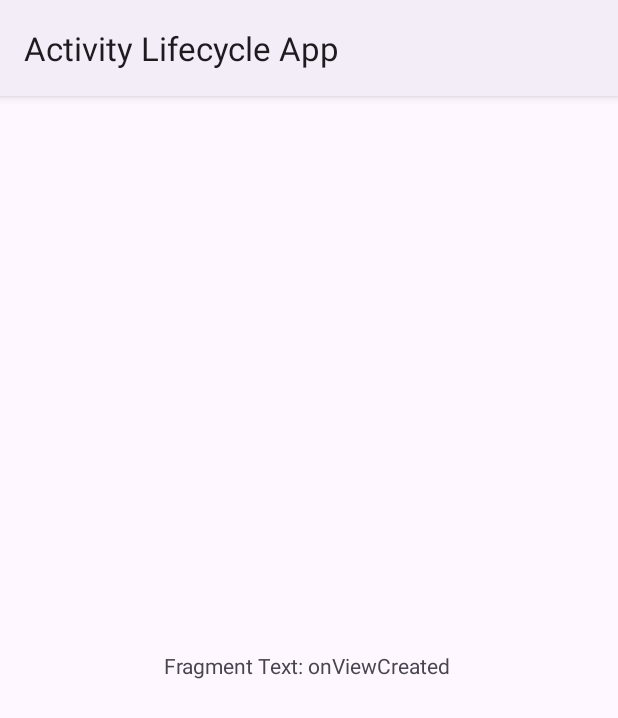
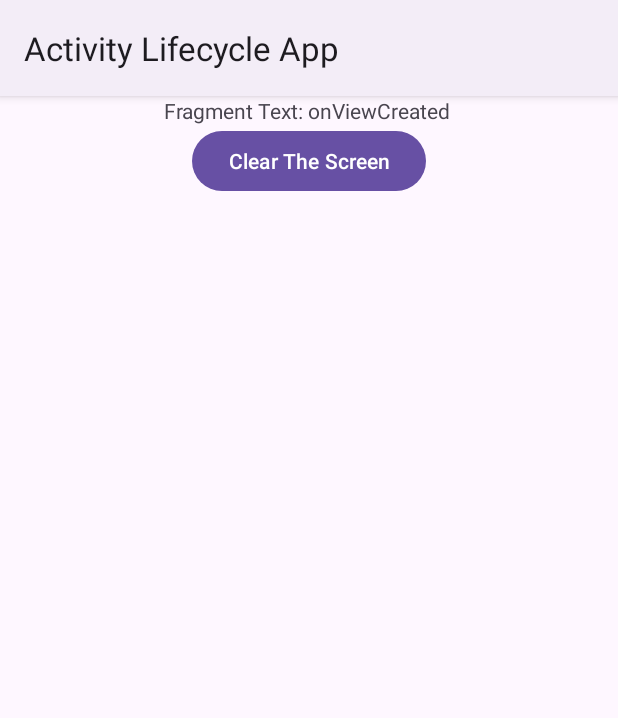
Before and after one commit to Ibrahim-Lokman/Activity_Lifecycle_App, an Android app: the fragment TestFragment shown on its own in the app's theme, on a phone screen of 412 x 824 dp. Shown: the top 718 px of the screen. Run offline under Robolectric (Android 15) with nearby library versions, the phone set to English and light mode, and no system bars; 2 statements that could not run were skipped.

```diff
--- a/app/src/main/java/com/ibrahim/activitylifecycleapp/TestFragment.kt
+++ b/app/src/main/java/com/ibrahim/activitylifecycleapp/TestFragment.kt
@@ -11,8 +11,12 @@ import com.ibrahim.activitylifecycleapp.databinding.FragmentTestBinding
 class TestFragment : Fragment() {
 
      private lateinit var binding : FragmentTestBinding
+     private var fragmentListener: TestFragmentListener? = null
 
-
+        override fun onAttach(context: Context) {
+          super.onAttach(context)
+          fragmentListener = context as TestFragmentListener
+        }
         override fun onCreate(savedInstanceState: Bundle?) {
             super.onCreate(savedInstanceState)
             binding.textViewFragmentText.text = "Fragment Text: onCreate "
@@ -29,7 +33,19 @@ class TestFragment : Fragment() {
         override fun onViewCreated(view: View, savedInstanceState: Bundle?) {
             super.onViewCreated(view, savedInstanceState)
            binding.textViewFragmentText.text = "Fragment Text: onViewCreated "
+            binding.btnClearFragment.setOnClickListener {
+                fragmentListener?.clearActivityScreen()
+            }
         }
 
+       override fun onDetach() {
+         super.onDetach()
+         fragmentListener = null
+       }
+
+
+      interface TestFragmentListener{
+        fun clearActivityScreen()
+     }
 
 }
--- a/app/src/main/res/layout/fragment_test.xml
+++ b/app/src/main/res/layout/fragment_test.xml
@@ -3,14 +3,23 @@
     android:layout_width="match_parent"
     android:layout_height="match_parent"
 
-    xmlns:tools="http://schemas.android.com/tools">
+    xmlns:tools="http://schemas.android.com/tools"
+    xmlns:app="http://schemas.android.com/apk/res-auto">
 
     <TextView
         android:id="@+id/text_view_fragment_text"
         android:layout_width="match_parent"
-        android:layout_height="match_parent"
+        android:layout_height="wrap_content"
+        app:layout_constraintTop_toTopOf="parent"
         android:gravity="center"
         tools:text = "This is the fragment text." />
-
-
+   <Button
+       android:layout_width="wrap_content"
+       android:layout_height="wrap_content"
+       android:id="@+id/btn_clear_fragment"
+       android:text="Clear The Screen"
+       app:layout_constraintTop_toBottomOf="@+id/text_view_fragment_text"
+       app:layout_constraintStart_toStartOf="parent"
+       app:layout_constraintEnd_toEndOf="parent"
+       />
 </androidx.constraintlayout.widget.ConstraintLayout>
```
Also changed, not shown: app/src/main/java/com/ibrahim/activitylifecycleapp/MainActivity.kt (+7 -3 lines).
